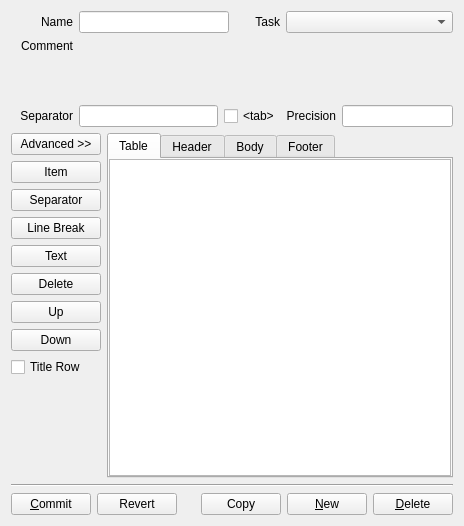
Old version of the form copasi/UI/CQReportDefinition.ui in the repository copasi/COPASI.
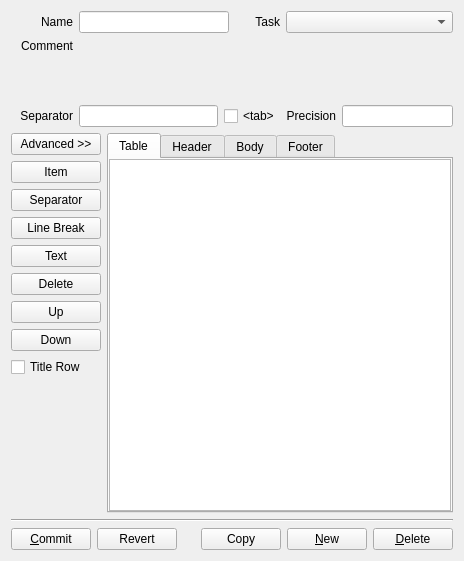
New version of the form. Custom widgets are drawn as their Qt base class.

```diff
--- a/copasi/UI/CQReportDefinition.ui
+++ b/copasi/UI/CQReportDefinition.ui
@@ -32,7 +32,7 @@
     <x>0</x>
     <y>0</y>
     <width>464</width>
-    <height>526</height>
+    <height>561</height>
    </rect>
   </property>
   <property name="caption" stdset="0">
```
